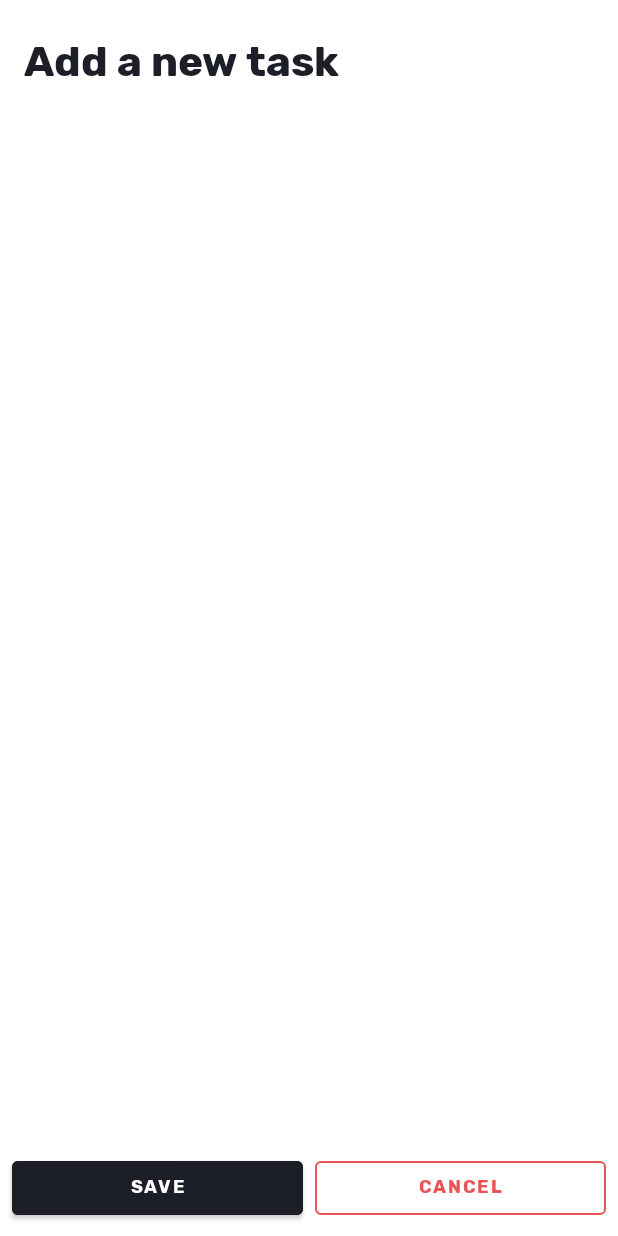
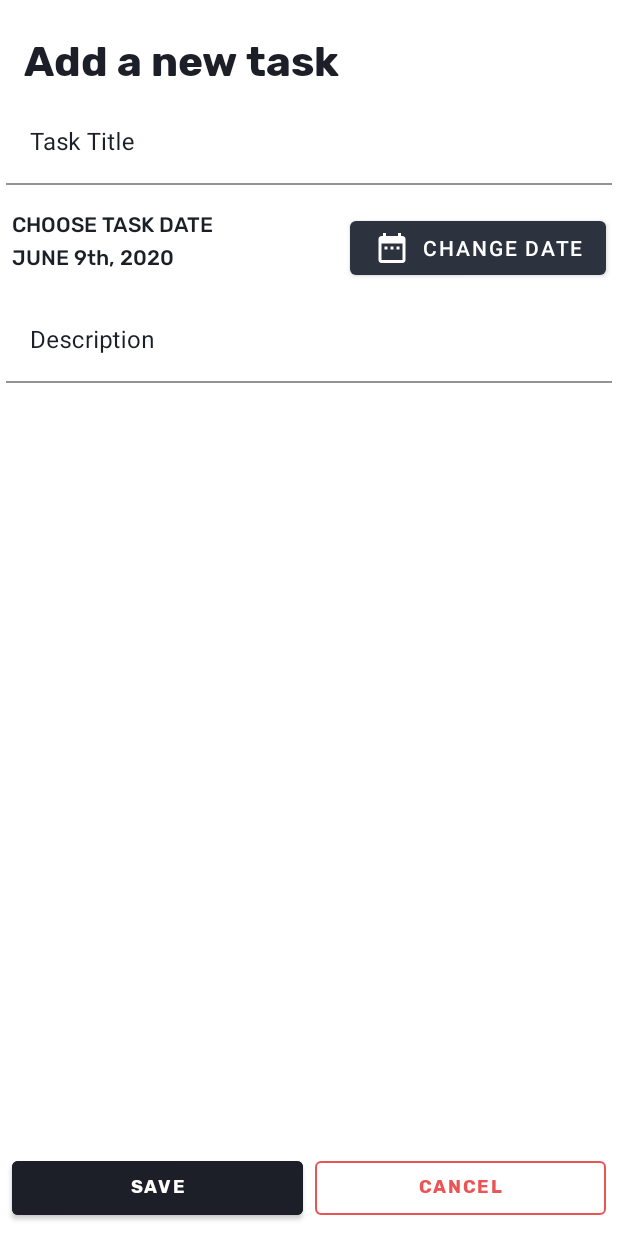
Before and after one commit to peterdpong/checked-android, an Android app: the screen it shows after launch (MainActivity), after a tap on an icon or button, on a phone screen of 412 x 824 dp. Run offline under Robolectric (Android 15) with nearby library versions, the phone set to English and light mode, and no system bars; our stand-ins replace Room's generated code; 1 statement that could not run was skipped.

Commit message:
Created add task fragment

```diff
--- a/app/src/main/java/com/peterdpong/mintask/models/Task.kt
+++ b/app/src/main/java/com/peterdpong/mintask/models/Task.kt
@@ -8,5 +8,6 @@ import java.util.*
 @Entity
 data class Task(@PrimaryKey val id: UUID = UUID.randomUUID(),
                 var title: String = "",
+                var desc: String = "",
                 var dueDate: Date = Date(),
                 var priorty: String = "")
--- /dev/null
+++ b/app/src/main/res/drawable/ic_date.xml
@@ -0,0 +1,9 @@
+<vector xmlns:android="http://schemas.android.com/apk/res/android"
+        android:width="24dp"
+        android:height="24dp"
+        android:viewportWidth="24.0"
+        android:viewportHeight="24.0">
+    <path
+        android:fillColor="#FF000000"
+        android:pathData="M9,11L7,11v2h2v-2zM13,11h-2v2h2v-2zM17,11h-2v2h2v-2zM19,4h-1L18,2h-2v2L8,4L8,2L6,2v2L5,4c-1.11,0 -1.99,0.9 -1.99,2L3,20c0,1.1 0.89,2 2,2h14c1.1,0 2,-0.9 2,-2L21,6c0,-1.1 -0.9,-2 -2,-2zM19,20L5,20L5,9h14v11z"/>
+</vector>
--- a/app/src/main/res/layout/fragment_add.xml
+++ b/app/src/main/res/layout/fragment_add.xml
@@ -22,6 +22,99 @@
         app:layout_constraintLeft_toLeftOf="parent"
         app:layout_constraintRight_toRightOf="parent"
         app:layout_constraintTop_toTopOf="parent" />
+
+
+    <com.google.android.material.textfield.TextInputLayout
+        android:id="@+id/titleTextField"
+        android:layout_width="match_parent"
+        android:layout_height="wrap_content"
+        android:layout_marginLeft="4dp"
+        android:layout_marginTop="8dp"
+        android:layout_marginRight="4dp"
+        android:hint="@string/titleHint"
+        app:layout_constraintLeft_toLeftOf="parent"
+        app:layout_constraintRight_toRightOf="parent"
+        app:layout_constraintTop_toBottomOf="@id/addtitle"
+
+        app:boxBackgroundColor="@color/mainBackground"
+        android:textColorHint="@color/mainText"
+        app:hintTextColor="@color/mainText"
+        app:boxStrokeColor="@color/mainText">
+
+        <com.google.android.material.textfield.TextInputEditText
+            android:layout_width="match_parent"
+            android:layout_height="wrap_content"
+            android:maxLines="1"/>
+
+    </com.google.android.material.textfield.TextInputLayout>
+
+    <TextView
+        android:id="@+id/taskDateTitle"
+        android:layout_width="wrap_content"
+        android:layout_height="wrap_content"
+        android:layout_marginLeft="8dp"
+        android:layout_marginTop="16dp"
+        android:fontFamily="@font/rubik_medium"
+        android:text="@string/dateTitle"
+        android:textColor="@color/mainText"
+        app:layout_constraintBottom_toTopOf="@id/taskDate"
+        app:layout_constraintLeft_toLeftOf="parent"
+        app:layout_constraintTop_toBottomOf="@id/titleTextField" />
+
+    <TextView
+        android:id="@+id/taskDate"
+        android:layout_width="wrap_content"
+        android:layout_height="wrap_content"
+        android:layout_marginLeft="8dp"
+        android:layout_marginRight="8dp"
+        android:layout_marginBottom="8dp"
+        android:fontFamily="@font/rubik_medium"
+        android:textColor="@color/mainText"
+        app:layout_constraintBottom_toTopOf="@id/descTextField"
+        app:layout_constraintLeft_toLeftOf="parent"
+        app:layout_constraintTop_toBottomOf="@id/taskDateTitle"
+        android:text="JUNE 9th, 2020" />
+
+    <Button
+        android:id="@+id/dateButton"
+        android:layout_width="wrap_content"
+        android:layout_height="wrap_content"
+        android:layout_marginTop="16dp"
+        android:layout_marginBottom="8dp"
+        android:layout_marginRight="8dp"
+        android:text="@string/dateButton"
+        app:icon="@drawable/ic_date"
+        app:iconTint="@color/white"
+        app:layout_constraintRight_toRightOf="parent"
+        app:layout_constraintTop_toBottomOf="@id/titleTextField"
+        app:layout_constraintBottom_toTopOf="@id/descTextField"/>
+
+
+
+    <com.google.android.material.textfield.TextInputLayout
+        android:id="@+id/descTextField"
+        android:layout_width="match_parent"
+        android:layout_height="wrap_content"
+        android:layout_marginLeft="4dp"
+        android:layout_marginTop="16dp"
+        android:layout_marginRight="4dp"
+        android:hint="@string/descHint"
+        android:textColorHint="@color/mainText"
+        app:boxBackgroundColor="@color/mainBackground"
+        app:boxStrokeColor="@color/mainText"
+
+        app:hintTextColor="@color/mainText"
+        app:layout_constraintLeft_toLeftOf="parent"
+        app:layout_constraintRight_toRightOf="parent"
+        app:layout_constraintTop_toBottomOf="@id/taskDate">
+
+        <com.google.android.material.textfield.TextInputEditText
+            android:layout_width="match_parent"
+            android:layout_height="wrap_content"/>
+
+    </com.google.android.material.textfield.TextInputLayout>
+
+
 
 
     <Button
--- a/app/src/main/res/layout/fragment_list.xml
+++ b/app/src/main/res/layout/fragment_list.xml
@@ -42,9 +42,8 @@
         android:id="@+id/tasks_list"
         android:layout_width="match_parent"
         android:layout_height="0dp"
-        android:layout_marginLeft="8dp"
         android:layout_marginTop="8dp"
-        android:layout_marginRight="8dp"
+
         app:layout_constraintBottom_toBottomOf="parent"
         app:layout_constraintLeft_toLeftOf="parent"
         app:layout_constraintRight_toRightOf="parent"
--- a/app/src/main/res/layout/task_list_item.xml
+++ b/app/src/main/res/layout/task_list_item.xml
@@ -1,16 +1,17 @@
 <?xml version="1.0" encoding="utf-8"?>
 <androidx.constraintlayout.widget.ConstraintLayout xmlns:android="http://schemas.android.com/apk/res/android"
+    xmlns:app="http://schemas.android.com/apk/res-auto"
+    xmlns:tools="http://schemas.android.com/tools"
     android:layout_width="match_parent"
     android:layout_height="wrap_content"
-    xmlns:app="http://schemas.android.com/apk/res-auto"
-    xmlns:tools="http://schemas.android.com/tools">
+    android:background="@color/mainBackground">
 
     <com.google.android.material.checkbox.MaterialCheckBox
         android:id="@+id/task_checkbox"
         android:layout_width="wrap_content"
         android:layout_height="wrap_content"
         app:layout_constraintLeft_toLeftOf="parent"
-        app:layout_constraintTop_toTopOf="parent"/>
+        app:layout_constraintTop_toTopOf="parent" />
 
     <TextView
         android:id="@+id/task_title"
@@ -18,6 +19,7 @@
         android:layout_height="wrap_content"
         android:layout_marginTop="8dp"
         android:layout_marginBottom="4dp"
+        android:textColor="@color/mainText"
         app:layout_constraintBottom_toTopOf="@id/task_date"
         app:layout_constraintLeft_toRightOf="@id/task_checkbox"
         app:layout_constraintRight_toLeftOf="@id/task_priority"
@@ -30,6 +32,7 @@
         android:layout_height="wrap_content"
         android:layout_marginTop="4dp"
         android:layout_marginBottom="8dp"
+        android:textColor="@color/mainText"
         app:layout_constraintBottom_toBottomOf="parent"
         app:layout_constraintLeft_toRightOf="@id/task_checkbox"
         app:layout_constraintRight_toLeftOf="@id/task_priority"
@@ -43,6 +46,7 @@
         android:layout_marginLeft="8dp"
         android:layout_marginRight="8dp"
         android:gravity="right"
+        android:textColor="@color/mainText"
         app:layout_constraintBottom_toBottomOf="parent"
         app:layout_constraintLeft_toRightOf="@id/task_title"
         app:layout_constraintRight_toRightOf="parent"
--- a/app/src/main/res/values-night/colors.xml
+++ b/app/src/main/res/values-night/colors.xml
@@ -1,8 +1,8 @@
 <?xml version="1.0" encoding="utf-8"?>
 <resources>
-    <color name="colorPrimary">#2D323F</color>
+    <color name="colorPrimary">#FFFFFF</color>
     <color name="colorPrimaryDark">#1C1F27</color>
-    <color name="colorAccent">#1C1F27</color>
+    <color name="colorAccent">#FFFFFF</color>
 
     <color name="white">#FFFFFF</color>
 
--- a/app/src/main/res/values/colors.xml
+++ b/app/src/main/res/values/colors.xml
@@ -1,6 +1,6 @@
 <?xml version="1.0" encoding="utf-8"?>
 <resources>
-    <color name="colorPrimary">#FFFFFF</color>
+    <color name="colorPrimary">#2D323F</color>
     <color name="colorPrimaryDark">#C8C8C8</color>
     <color name="colorAccent">#1C1F27</color>
 
--- a/app/src/main/res/values/strings.xml
+++ b/app/src/main/res/values/strings.xml
@@ -5,6 +5,10 @@
     <string name="addtitle">Add a new task</string>
     <string name="tasktitle">Title</string>
 
+    <string name="titleHint">Task Title</string>
+    <string name="dateTitle">CHOOSE TASK DATE</string>
+    <string name="dateButton">Change Date</string>
+    <string name="descHint">Description</string>
 
     <string name="cancel">Cancel</string>
     <string name="save">Save</string>
```
